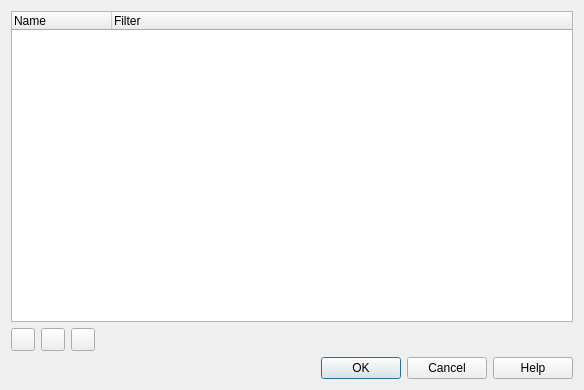
Above: utilities/wireshark/ui/qt/filter_dialog.ui from kimocoder/nexmon before the change. Below: the same form after it.
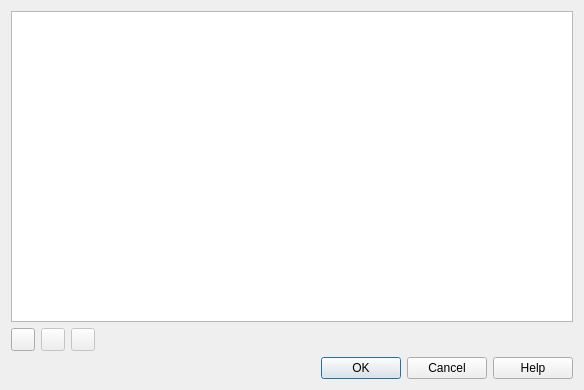
That is the form after the change. Icons and pictures are not drawn. Custom widgets are drawn as their Qt base class.

Diff of the .ui file:
```diff
--- a/utilities/wireshark/ui/qt/filter_dialog.ui
+++ b/utilities/wireshark/ui/qt/filter_dialog.ui
@@ -15,29 +15,16 @@
   </property>
   <layout class="QVBoxLayout" name="verticalLayout">
    <item>
-    <widget class="QTreeWidget" name="filterTreeWidget">
-     <property name="selectionMode">
-      <enum>QAbstractItemView::ExtendedSelection</enum>
+    <widget class="QTreeView" name="filterTreeView">
+     <property name="dragDropMode">
+      <enum>QAbstractItemView::DragDrop</enum>
      </property>
-     <property name="textElideMode">
-      <enum>Qt::ElideMiddle</enum>
+     <property name="sortingEnabled">
+      <bool>true</bool>
      </property>
-     <property name="indentation">
-      <number>0</number>
-     </property>
-     <property name="rootIsDecorated">
-      <bool>false</bool>
-     </property>
-     <column>
-      <property name="text">
-       <string>Name</string>
-      </property>
-     </column>
-     <column>
-      <property name="text">
-       <string>Filter</string>
-      </property>
-     </column>
+     <attribute name="headerShowSortIndicator" stdset="0">
+      <bool>true</bool>
+     </attribute>
     </widget>
    </item>
    <item>
@@ -57,7 +44,10 @@
       </widget>
      </item>
      <item>
-      <widget class="QToolButton" name="deleteToolButton">
+      <widget class="StockIconToolButton" name="deleteToolButton">
+       <property name="enabled">
+        <bool>false</bool>
+       </property>
        <property name="toolTip">
         <string>Remove this filter.</string>
        </property>
@@ -68,7 +58,10 @@
       </widget>
      </item>
      <item>
-      <widget class="QToolButton" name="copyToolButton">
+      <widget class="StockIconToolButton" name="copyToolButton">
+       <property name="enabled">
+        <bool>false</bool>
+       </property>
        <property name="toolTip">
         <string>Copy this filter.</string>
        </property>
@@ -131,7 +124,12 @@
   <customwidget>
    <class>ElidedLabel</class>
    <extends>QLabel</extends>
-   <header>elided_label.h</header>
+   <header>widgets/elided_label.h</header>
+  </customwidget>
+  <customwidget>
+   <class>StockIconToolButton</class>
+   <extends>QToolButton</extends>
+   <header>widgets/stock_icon_tool_button.h</header>
   </customwidget>
  </customwidgets>
  <resources>
```
Left out of the diff: 18 changed lines with no effect on the pictures.
